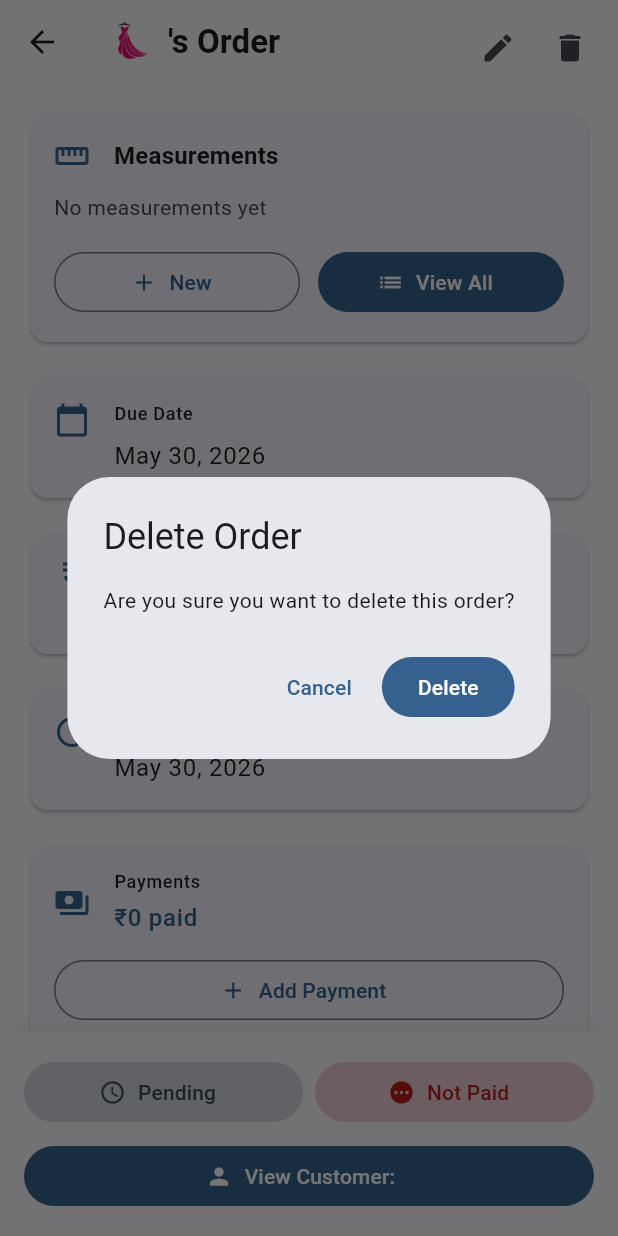
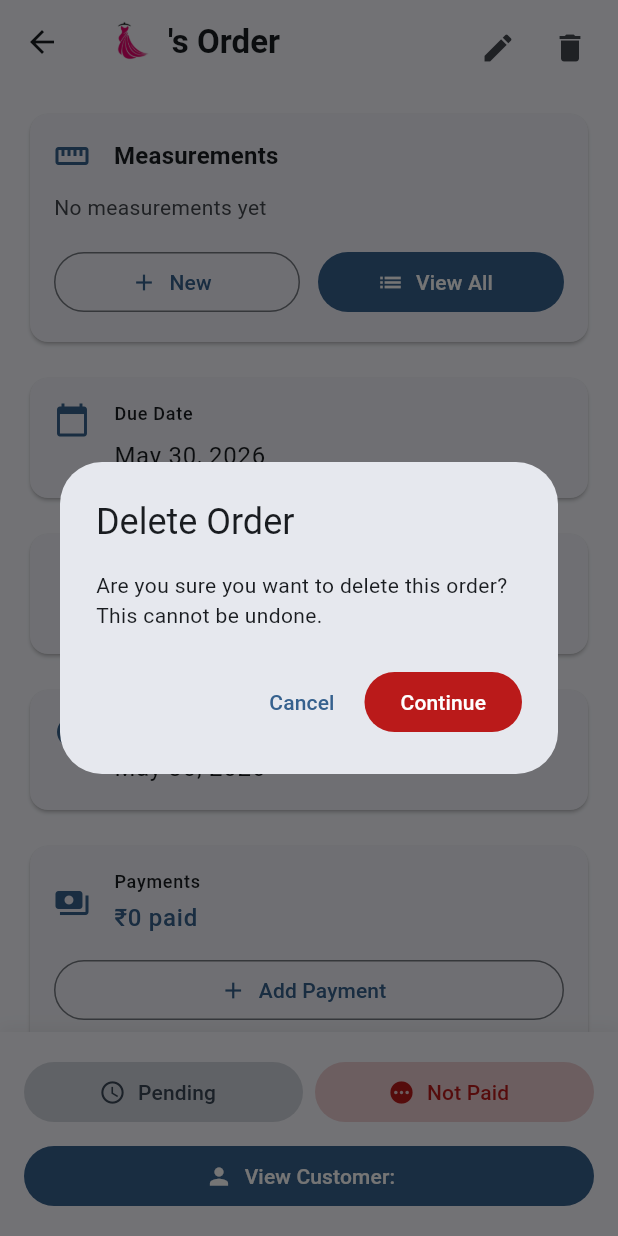
Before and after one commit to sarthakhp/stitch-lane-flutter, a Flutter app: the OrderDetailScreen screen opened directly with empty values, after a tap on the "delete" icon, on a phone screen of 412 x 824 dp. Run offline on Flutter 3.47's test engine with Material 3 defaults, Android fonts, the phone set to English and light mode, and no system bars; our stand-ins replace audioplayers, battery_plus, file_picker, firebase_auth, firebase_core, flutter_contacts and 14 more; missing offline and left inert: extension_google_sign_in_as_googleapis_auth, flutter_pcm_sound, flutter_quill, gcloud, googleai_dart and 9 more; accounts and stored records are empty.

Commit message:
feat: double-confirm deletes + don't autofocus search when no customers
- Order creator: only autofocus the customer search field (open keyboard)
  when customers exist — when the list is empty there's nothing to type and
  the user must create one first.
- Customer and order deletion now require a TWO-STEP confirmation
  (ConfirmationDialog.showDouble) with destructive-styled buttons, since both
  are irreversible (customer delete cascades to orders + measurements).
- Consolidated the two duplicate ConfirmationDialog implementations into the
  single presentation/widgets one (now with `destructive` + `showDouble`);
  repointed all importers and deleted screens/widgets/confirmation_dialog.dart.

Co-Authored-By: Claude Opus 4.8 (1M context) <noreply@anthropic.com>

```diff
--- a/app/lib/presentation/widgets/confirmation_dialog.dart
+++ b/app/lib/presentation/widgets/confirmation_dialog.dart
@@ -5,36 +5,20 @@ class ConfirmationDialog extends StatelessWidget {
   final String content;
   final String confirmText;
   final String cancelText;
+  final bool destructive;
 
   const ConfirmationDialog({
     super.key,
     required this.title,
     required this.content,
-    this.confirmText = 'Delete',
+    this.confirmText = 'Confirm',
     this.cancelText = 'Cancel',
+    this.destructive = false,
   });
-
-  static Future<bool> show({
-    required BuildContext context,
-    required String title,
-    required String content,
-    String confirmText = 'Delete',
-    String cancelText = 'Cancel',
-  }) async {
-    final result = await showDialog<bool>(
-      context: context,
-      builder: (context) => ConfirmationDialog(
-        title: title,
-        content: content,
-        confirmText: confirmText,
-        cancelText: cancelText,
-      ),
-    );
-    return result ?? false;
-  }
 
   @override
   Widget build(BuildContext context) {
+    final scheme = Theme.of(context).colorScheme;
     return AlertDialog(
       title: Text(title),
       content: Text(content),
@@ -44,10 +28,70 @@ class ConfirmationDialog extends StatelessWidget {
           child: Text(cancelText),
         ),
         FilledButton(
+          style: destructive
+              ? FilledButton.styleFrom(
+                  backgroundColor: scheme.error,
+                  foregroundColor: scheme.onError,
+                )
+              : null,
           onPressed: () => Navigator.pop(context, true),
           child: Text(confirmText),
         ),
       ],
     );
   }
+
+  static Future<bool> show({
+    required BuildContext context,
+    required String title,
+    required String content,
+    String confirmText = 'Confirm',
+    String cancelText = 'Cancel',
+    bool destructive = false,
+  }) async {
+    final result = await showDialog<bool>(
+      context: context,
+      builder: (context) => ConfirmationDialog(
+        title: title,
+        content: content,
+        confirmText: confirmText,
+        cancelText: cancelText,
+        destructive: destructive,
+      ),
+    );
+    return result ?? false;
+  }
+
+  /// Two-step confirmation for irreversible actions — the user must confirm
+  /// twice. Returns true only if both dialogs are confirmed.
+  static Future<bool> showDouble({
+    required BuildContext context,
+    required String title,
+    required String content,
+    required String secondTitle,
+    required String secondContent,
+    String confirmText = 'Continue',
+    String finalConfirmText = 'Delete',
+    String cancelText = 'Cancel',
+    bool destructive = true,
+  }) async {
+    final first = await show(
+      context: context,
+      title: title,
+      content: content,
+      confirmText: confirmText,
+      cancelText: cancelText,
+      destructive: destructive,
+    );
+    if (!first || !context.mounted) return false;
+
+    return show(
+      context: context,
+      title: secondTitle,
+      content: secondContent,
+      confirmText: finalConfirmText,
+      cancelText: cancelText,
+      destructive: destructive,
+    );
+  }
 }
--- a/app/lib/screens/backup_restore_check_screen.dart
+++ b/app/lib/screens/backup_restore_check_screen.dart
@@ -6,7 +6,7 @@ import '../backend/backend.dart';
 import '../config/app_config.dart';
 import '../utils/app_logger.dart';
 import 'widgets/app_logo.dart';
-import 'widgets/confirmation_dialog.dart';
+import '../presentation/widgets/confirmation_dialog.dart';
 
 class BackupRestoreCheckScreen extends StatefulWidget {
   final bool? hasBackup;
--- a/app/lib/screens/backup_settings_screen.dart
+++ b/app/lib/screens/backup_settings_screen.dart
@@ -6,7 +6,7 @@ import '../backend/backend.dart';
 import '../config/app_config.dart';
 import '../domain/domain.dart';
 import '../presentation/presentation.dart';
-import 'widgets/confirmation_dialog.dart';
+import '../presentation/widgets/confirmation_dialog.dart';
 
 enum _ExportSource { local, drive }
 
--- a/app/lib/screens/order_creator_screen.dart
+++ b/app/lib/screens/order_creator_screen.dart
@@ -558,7 +558,9 @@ class _CustomerPickerRow extends StatelessWidget {
           customers: customerState.customers,
           selectedCustomer: controller.customer,
           enabled: !controller.isAgentBusy,
-          autofocus: true,
+          // Don't pop the keyboard when there are no customers to search —
+          // there's nothing to type; the user must create one first.
+          autofocus: customerState.customers.isNotEmpty,
           onCustomerSelected: (customer) => _onCustomerChosen(context, customer),
           onCustomerCleared: () {},
           onCreateNewCustomer: () =>
--- a/app/lib/screens/order_detail_screen.dart
+++ b/app/lib/screens/order_detail_screen.dart
@@ -136,10 +136,14 @@ class _OrderDetailScreenState extends State<OrderDetailScreen> {
   }
 
   Future<void> _deleteOrder(BuildContext context, String orderId) async {
-    final confirmed = await ConfirmationDialog.show(
+    final confirmed = await ConfirmationDialog.showDouble(
       context: context,
       title: 'Delete Order',
-      content: 'Are you sure you want to delete this order?',
+      content: 'Are you sure you want to delete this order? '
+          'This cannot be undone.',
+      secondTitle: 'Delete for good?',
+      secondContent: 'This will permanently delete the order and its payment '
+          'history. Tap Delete to confirm.',
     );
 
     if (!confirmed || !context.mounted) return;
--- a/app/lib/screens/widgets/confirmation_dialog.dart
+++ /dev/null
@@ -1,53 +0,0 @@
-import 'package:flutter/material.dart';
-
-class ConfirmationDialog extends StatelessWidget {
-  final String title;
-  final String content;
-  final String confirmText;
-  final String cancelText;
-
-  const ConfirmationDialog({
-    super.key,
-    required this.title,
-    required this.content,
-    this.confirmText = 'Confirm',
-    this.cancelText = 'Cancel',
-  });
-
-  @override
-  Widget build(BuildContext context) {
-    return AlertDialog(
-      title: Text(title),
-      content: Text(content),
-      actions: [
-        TextButton(
-          onPressed: () => Navigator.pop(context, false),
-          child: Text(cancelText),
-        ),
-        FilledButton(
-          onPressed: () => Navigator.pop(context, true),
-          child: Text(confirmText),
-        ),
-      ],
-    );
-  }
-
-  static Future<bool> show({
-    required BuildContext context,
-    required String title,
-    required String content,
-    String confirmText = 'Confirm',
-    String cancelText = 'Cancel',
-  }) async {
-    final result = await showDialog<bool>(
-      context: context,
-      builder: (context) => ConfirmationDialog(
-        title: title,
-        content: content,
-        confirmText: confirmText,
-        cancelText: cancelText,
-      ),
-    );
-    return result ?? false;
-  }
-}
--- a/app/lib/screens/widgets/settings/account_card.dart
+++ b/app/lib/screens/widgets/settings/account_card.dart
@@ -4,7 +4,7 @@ import '../../../backend/backend.dart';
 import '../../../config/app_config.dart';
 import '../../../constants/app_constants.dart';
 import '../../../domain/domain.dart';
-import '../confirmation_dialog.dart';
+import '../../../presentation/widgets/confirmation_dialog.dart';
 
 class AccountCard extends StatelessWidget {
   const AccountCard({super.key});
```
Also changed, not shown: app/lib/screens/customer_detail_screen.dart (+9 -21 lines).
